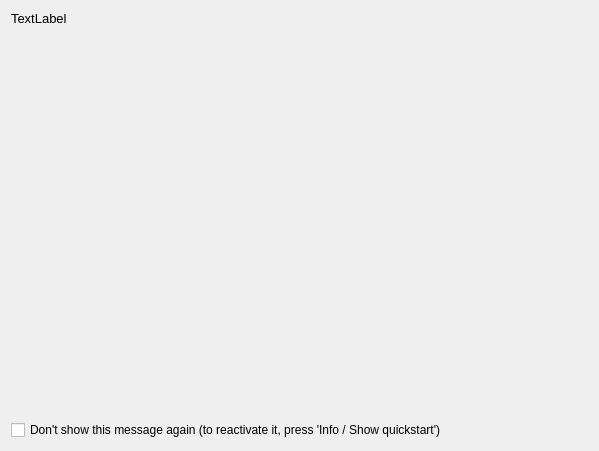
Old version of the form planetary_system_stacker/quickstart_gui.ui in the repository Rolf-Hempel/PlanetarySystemStacker.
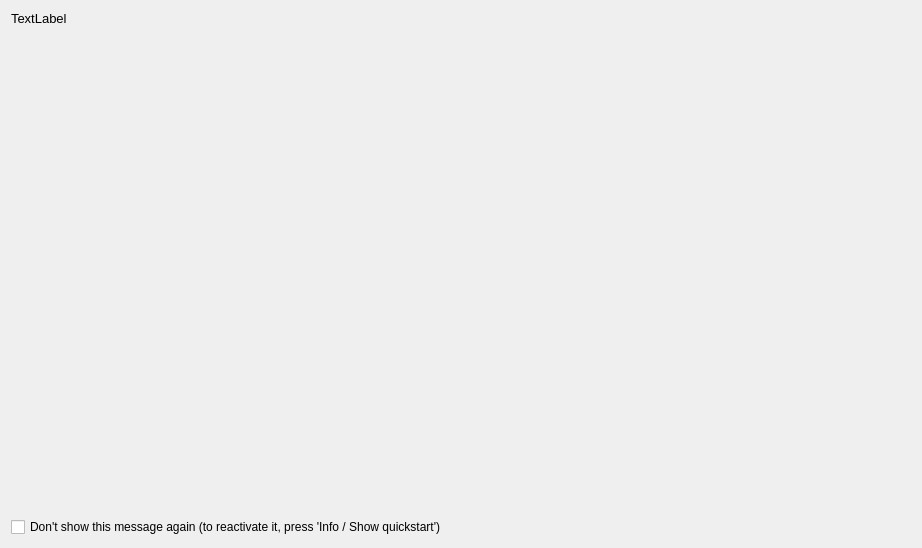
New version of the form.

Diff of the .ui file:
```diff
--- a/planetary_system_stacker/quickstart_gui.ui
+++ b/planetary_system_stacker/quickstart_gui.ui
@@ -18,8 +18,8 @@
     <widget class="QLabel" name="label">
      <property name="minimumSize">
       <size>
-       <width>0</width>
-       <height>400</height>
+       <width>900</width>
+       <height>500</height>
       </size>
      </property>
      <property name="font">
```
